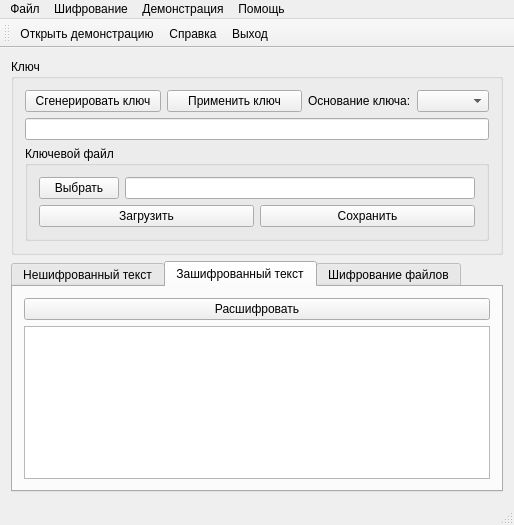
First picture: the form in forms/mainwindow.ui, repository suiljex/idea_tools, before the edit.
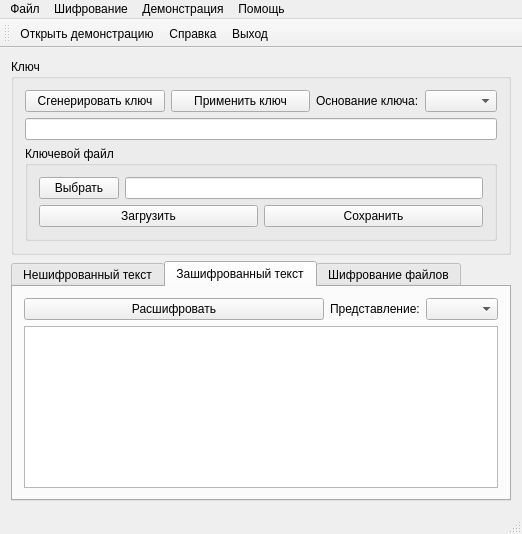
Second picture: the form after the edit. The open tabs and pages were chosen to show the change.

Commit message: ADD Выбор кодировки для шифрованного текста

Patch:
```diff
--- a/forms/mainwindow.ui
+++ b/forms/mainwindow.ui
@@ -6,8 +6,8 @@
    <rect>
     <x>0</x>
     <y>0</y>
-    <width>514</width>
-    <height>513</height>
+    <width>522</width>
+    <height>534</height>
    </rect>
   </property>
   <property name="windowTitle">
@@ -167,6 +167,8 @@
        </attribute>
        <layout class="QVBoxLayout" name="verticalLayout_4">
         <item>
+         <layout class="QHBoxLayout" name="horizontalLayout_4">
+          <item>
          <widget class="QPushButton" name="pushButton_text_decrypt">
           <property name="toolTip">
            <string>Расшифровать текст и поместить его на вкладку &quot;нешифрованный текст&quot;</string>
@@ -177,6 +179,31 @@
          </widget>
         </item>
         <item>
+           <widget class="QLabel" name="label_base">
+            <property name="sizePolicy">
+             <sizepolicy hsizetype="Fixed" vsizetype="Preferred">
+              <horstretch>0</horstretch>
+              <verstretch>0</verstretch>
+             </sizepolicy>
+            </property>
+            <property name="text">
+             <string>Представление:</string>
+            </property>
+           </widget>
+          </item>
+          <item>
+           <widget class="QComboBox" name="comboBox_base_crypt">
+            <property name="sizePolicy">
+             <sizepolicy hsizetype="Fixed" vsizetype="Fixed">
+              <horstretch>0</horstretch>
+              <verstretch>0</verstretch>
+             </sizepolicy>
+            </property>
+           </widget>
+          </item>
+         </layout>
+        </item>
+        <item>
          <widget class="QPlainTextEdit" name="plainTextEdit_encrypted"/>
         </item>
        </layout>
@@ -282,7 +309,7 @@
     <rect>
      <x>0</x>
      <y>0</y>
-     <width>514</width>
+     <width>522</width>
      <height>19</height>
     </rect>
    </property>
```
Lines whose indentation alone changed are shown as unchanged. The commit also changes 2 other files.
